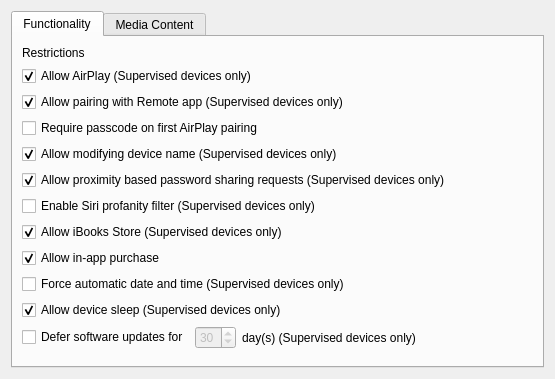
Qt form FWAdminLib/Configurator/RestrictionsTVOSForm.ui (fw-dev/translations) before a commit.
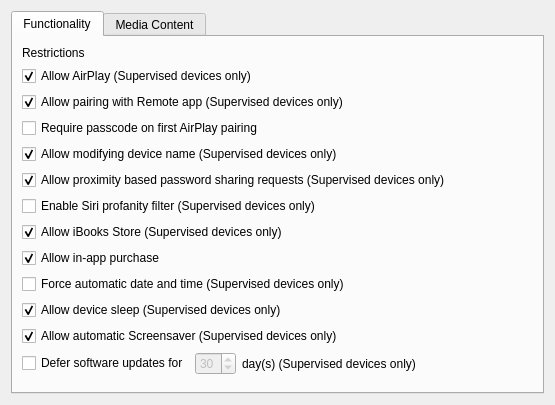
The same form after that commit. Custom widgets are drawn as their Qt base class.

Diff of the .ui file:
```diff
--- a/FWAdminLib/Configurator/RestrictionsTVOSForm.ui
+++ b/FWAdminLib/Configurator/RestrictionsTVOSForm.ui
@@ -158,6 +158,16 @@
          </property>
         </widget>
        </item>
+       <item>
+        <widget class="QCheckBox" name="checkBoxAllowAutomaticScreenSaver">
+         <property name="text">
+          <string>Allow automatic Screensaver (Supervised devices only)</string>
+         </property>
+         <property name="checked">
+          <bool>true</bool>
+         </property>
+        </widget>
+       </item>
        <item>
         <widget class="QWidget" name="widget" native="true">
          <property name="sizePolicy">
```
Left out of the diff: 1 changed line with no effect on the pictures.
